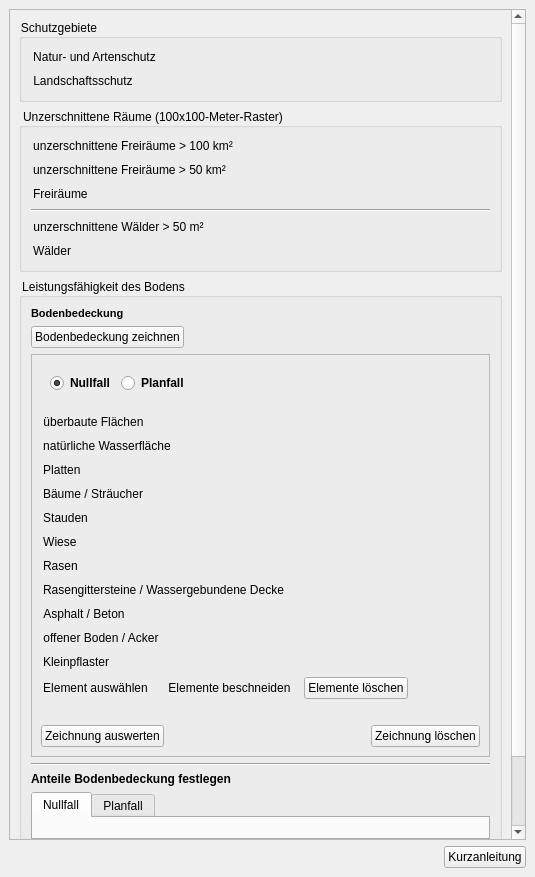
This is projektcheck/ui/ProjektCheck_dockwidget_analysis_04-Oeko.ui in projektcheck/ProjektCheck-QGIS as Qt 5 draws it before an edit. The edited form follows.
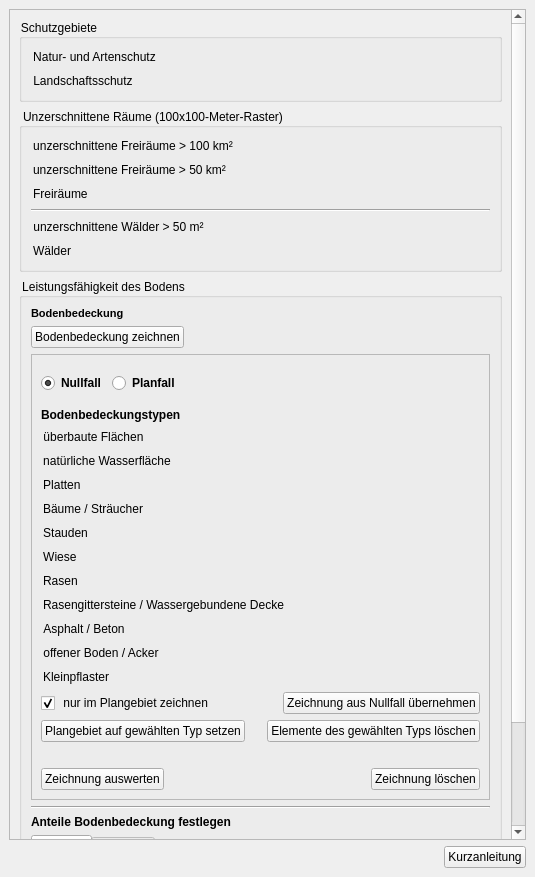
This is the edited form. Icons and pictures are not drawn. Custom widgets are drawn as their Qt base class.

Commit message: ecology - optional drawing in area only, unite floors of same type

Patch:
```diff
--- a/projektcheck/ui/ProjektCheck_dockwidget_analysis_04-Oeko.ui
+++ b/projektcheck/ui/ProjektCheck_dockwidget_analysis_04-Oeko.ui
@@ -408,6 +408,9 @@
               <item>
                <widget class="QWidget" name="widget" native="true">
                 <layout class="QHBoxLayout" name="horizontalLayout_2">
+                 <property name="leftMargin">
+                  <number>0</number>
+                 </property>
                  <item>
                   <widget class="QRadioButton" name="null_fall_radio">
                    <property name="sizePolicy">
@@ -496,20 +499,17 @@
                </widget>
               </item>
               <item>
-               <spacer name="verticalSpacer">
-                <property name="orientation">
-                 <enum>Qt::Vertical</enum>
+               <widget class="QLabel" name="label_4">
+                <property name="font">
+                 <font>
+                  <weight>75</weight>
+                  <bold>true</bold>
+                 </font>
                 </property>
-                <property name="sizeType">
-                 <enum>QSizePolicy::Fixed</enum>
+                <property name="text">
+                 <string>Bodenbedeckungstypen</string>
                 </property>
-                <property name="sizeHint" stdset="0">
-                 <size>
-                  <width>20</width>
-                  <height>5</height>
-                 </size>
-                </property>
-               </spacer>
+               </widget>
               </item>
               <item>
                <widget class="QPushButton" name="draw_builtup_button">
@@ -908,39 +908,13 @@
                </widget>
               </item>
               <item>
-               <layout class="QHBoxLayout" name="horizontalLayout">
+               <layout class="QHBoxLayout" name="horizontalLayout_7">
                 <item>
-                 <widget class="QPushButton" name="select_element_button">
-                  <property name="sizePolicy">
-                   <sizepolicy hsizetype="Fixed" vsizetype="Fixed">
-                    <horstretch>0</horstretch>
-                    <verstretch>0</verstretch>
-                   </sizepolicy>
-                  </property>
-                  <property name="cursor">
-                   <cursorShape>PointingHandCursor</cursorShape>
-                  </property>
+                 <widget class="QCheckBox" name="in_area_only_check">
                   <property name="text">
-                   <string>Element auswählen</string>
+                   <string> nur im Plangebiet zeichnen</string>
                   </property>
-                  <property name="icon">
-                   <iconset>
-                    <normaloff>../../images/iconset_mob/20190619_iconset_mob_select_11.png</normaloff>
-                    <normalon>../../images/iconset_mob/20190619_iconset_mob_select_21.png</normalon>../../images/iconset_mob/20190619_iconset_mob_select_11.png</iconset>
-                  </property>
-                  <property name="iconSize">
-                   <size>
-                    <width>24</width>
-                    <height>24</height>
-                   </size>
-                  </property>
-                  <property name="checkable">
-                   <bool>true</bool>
-                  </property>
-                  <property name="autoExclusive">
-                   <bool>true</bool>
-                  </property>
-                  <property name="flat">
+                  <property name="checked">
                    <bool>true</bool>
                   </property>
                  </widget>
@@ -950,50 +924,29 @@
                   <property name="orientation">
                    <enum>Qt::Horizontal</enum>
                   </property>
-                  <property name="sizeType">
-                   <enum>QSizePolicy::Fixed</enum>
-                  </property>
                   <property name="sizeHint" stdset="0">
                    <size>
-                    <width>10</width>
+                    <width>40</width>
                     <height>20</height>
                    </size>
                   </property>
                  </spacer>
                 </item>
                 <item>
-                 <widget class="QPushButton" name="cut_element_button">
-                  <property name="sizePolicy">
-                   <sizepolicy hsizetype="Fixed" vsizetype="Fixed">
-                    <horstretch>0</horstretch>
-                    <verstretch>0</verstretch>
-                   </sizepolicy>
-                  </property>
-                  <property name="cursor">
-                   <cursorShape>PointingHandCursor</cursorShape>
-                  </property>
+                 <widget class="QPushButton" name="import_nullfall_button">
                   <property name="text">
-                   <string>Elemente beschneiden</string>
+                   <string>Zeichnung aus Nullfall übernehmen</string>
                   </property>
-                  <property name="icon">
-                   <iconset>
-                    <normaloff>../../images/iconset_mob/20190619_iconset_mob_edit_delete_1.png</normaloff>
-                    <normalon>../../images/iconset_mob/20190619_iconset_mob_edit_delete_2.png</normalon>../../images/iconset_mob/20190619_iconset_mob_edit_delete_1.png</iconset>
-                  </property>
-                  <property name="iconSize">
-                   <size>
-                    <width>24</width>
-                    <height>24</height>
-                   </size>
-                  </property>
-                  <property name="checkable">
-                   <bool>true</bool>
-                  </property>
-                  <property name="autoExclusive">
-                   <bool>true</bool>
-                  </property>
-                  <property name="flat">
-                   <bool>true</bool>
+                 </widget>
+                </item>
+               </layout>
+              </item>
+              <item>
+               <layout class="QHBoxLayout" name="horizontalLayout">
+                <item>
+                 <widget class="QPushButton" name="apply_type_button">
+                  <property name="text">
+                   <string>Plangebiet auf gewählten Typ setzen</string>
                   </property>
                  </widget>
                 </item>
@@ -1014,9 +967,22 @@
                  </spacer>
                 </item>
                 <item>
-                 <widget class="QPushButton" name="remove_element_button">
+                 <spacer name="horizontalSpacer">
+                  <property name="orientation">
+                   <enum>Qt::Horizontal</enum>
+                  </property>
+                  <property name="sizeHint" stdset="0">
+                   <size>
+                    <width>40</width>
+                    <height>20</height>
+                   </size>
+                  </property>
+                 </spacer>
+                </item>
+                <item>
+                 <widget class="QPushButton" name="remove_type_button">
                   <property name="text">
-                   <string>Elemente löschen</string>
+                   <string>Elemente des gewählten Typs löschen</string>
                   </property>
                   <property name="icon">
                    <iconset>
@@ -1025,19 +991,6 @@
                   </property>
                  </widget>
                 </item>
-                <item>
-                 <spacer name="horizontalSpacer">
-                  <property name="orientation">
-                   <enum>Qt::Horizontal</enum>
-                  </property>
-                  <property name="sizeHint" stdset="0">
-                   <size>
-                    <width>40</width>
-                    <height>20</height>
-                   </size>
-                  </property>
-                 </spacer>
-                </item>
                </layout>
               </item>
               <item>
```
Left out of the diff: 2 changed lines with no effect on the pictures. The commit also changes 1 other file.
